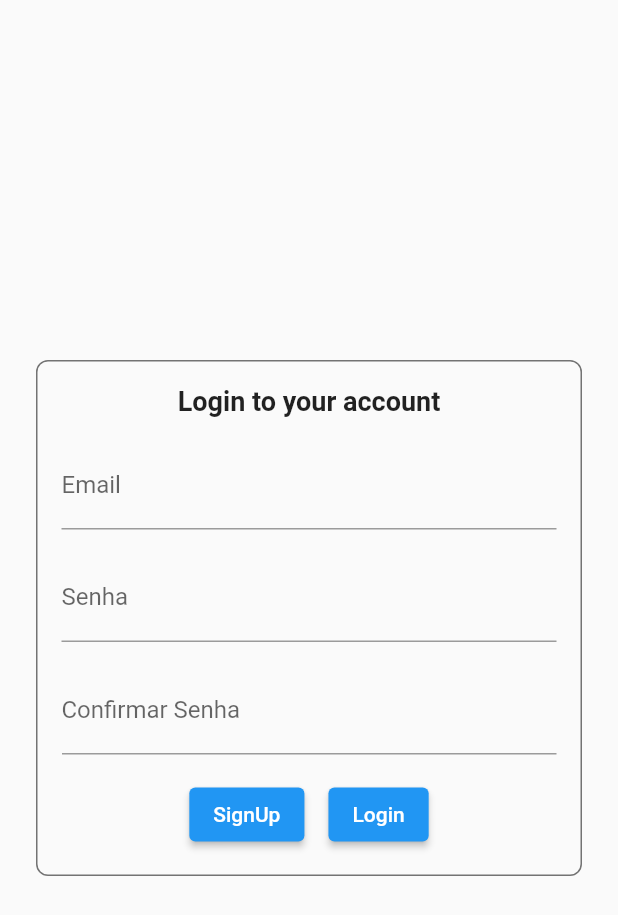
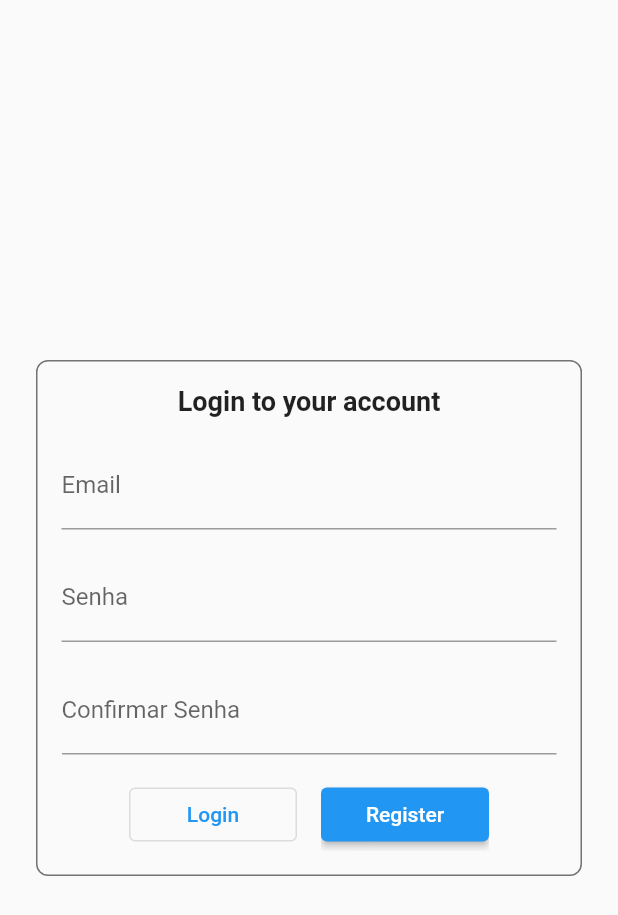
Before and after one commit to danieldsiqueira/ApiTest, a Flutter app: the screen it shows after launch, after a tap on "SignUp", on a phone screen of 412 x 824 dp. Shown: the top 915 px of the screen. Run offline on Flutter 3.47's test engine with Material 2 defaults, Android fonts, the phone set to English and light mode, and no system bars; our stand-ins replace connectivity_plus, flutter_dotenv, flutter_mobx, get_it, mobx, shared_preferences; generated files the repository leaves out were written again.

Commit message:
login and signUp working

```diff
--- a/lib/authentication/ui/login_view/login_view.dart
+++ b/lib/authentication/ui/login_view/login_view.dart
@@ -2,8 +2,10 @@ import 'package:flutter/material.dart';
 import 'package:flutter_mobx/flutter_mobx.dart';
 import 'package:get_it/get_it.dart';
 import 'package:provider/provider.dart';
+import 'package:teste_01/authentication/errors/auth_exception.dart';
 import 'package:teste_01/authentication/ui/login_view/login_view_controller.dart';
 import 'package:teste_01/common/widgets/custom_text_form_field.dart';
+import 'package:teste_01/ui/home_view/home_view.dart';
 
 class LoginView extends StatefulWidget {
   static const route = 'loginView';
@@ -57,42 +59,20 @@ class _LoginViewState extends State<LoginView>
                           labelText: 'Senha',
                           errorText: vm.errorPasswordMessage,
                         ),
-                        AnimatedCrossFade(
-                          duration: const Duration(milliseconds: 300),
-                          firstCurve: Curves.easeInOutExpo,
-                          crossFadeState: vm.isSignUp
-                              ? CrossFadeState.showFirst
-                              : CrossFadeState.showSecond,
-                          secondChild: Container(),
-                          firstChild: Padding(
-                            padding: const EdgeInsets.only(top: 16),
-                            child: CustomTextFormField(
-                              onChanged: (value) => vm.confirmPassword = value,
-                              obscureText: true,
-                              labelText: 'Confirmar Senha',
-                              errorText: vm.errorConfirmPassword,
-                            ),
-                          ),
-                        ),
+                        const _AnimatedCrossFadeConfirmPassword(),
                         const SizedBox(
                           height: 16,
                         ),
                         Row(
                           mainAxisAlignment: MainAxisAlignment.center,
-                          children: [
-                            ElevatedButton(
-                              onPressed: () {
-                                vm.toggleSignUp();
-                              },
-                              child: const Text('SignUp'),
-                            ),
-                            const SizedBox(
+                          children: const [
+                            _AnimatedCrossFadeElevatedButton(
+                                isSignUpButton: true),
+                            SizedBox(
                               width: 16,
                             ),
-                            ElevatedButton(
-                              onPressed: () {},
-                              child: const Text('Login'),
-                            ),
+                            _AnimatedCrossFadeElevatedButton(
+                                isSignUpButton: false),
                           ],
                         )
                       ]));
@@ -103,3 +83,109 @@ class _LoginViewState extends State<LoginView>
         });
   }
 }
+
+class _AnimatedCrossFadeConfirmPassword extends StatelessWidget {
+  const _AnimatedCrossFadeConfirmPassword({
+    Key? key,
+  }) : super(key: key);
+
+  @override
+  Widget build(BuildContext context) {
+    final vm = Provider.of<LoginViewController>(context);
+
+    return Observer(builder: (context) {
+      return AnimatedCrossFade(
+        duration: const Duration(milliseconds: 300),
+        firstCurve: Curves.easeInOutExpo,
+        crossFadeState:
+            vm.isSignUp ? CrossFadeState.showFirst : CrossFadeState.showSecond,
+        secondChild: Container(),
+        firstChild: Padding(
+          padding: const EdgeInsets.only(top: 16),
+          child: CustomTextFormField(
+            onChanged: (value) => vm.confirmPassword = value,
+            obscureText: true,
+            labelText: 'Confirmar Senha',
+            errorText: vm.errorConfirmPassword,
+          ),
+        ),
+      );
+    });
+  }
+}
+
+class _AnimatedCrossFadeElevatedButton extends StatelessWidget {
+  final bool isSignUpButton;
+
+  const _AnimatedCrossFadeElevatedButton({
+    required this.isSignUpButton,
+    Key? key,
+  }) : super(key: key);
+
+  @override
+  Widget build(BuildContext context) {
+    final vm = Provider.of<LoginViewController>(context, listen: false);
+
+    return Observer(builder: (context) {
+      return AnimatedCrossFade(
+        duration: const Duration(milliseconds: 300),
+        firstCurve: Curves.easeInOutExpo,
+        crossFadeState:
+            vm.isSignUp ? CrossFadeState.showFirst : CrossFadeState.showSecond,
+        firstChild: isSignUpButton
+            ? OutlinedButton(
+                onPressed: () {
+                  vm.toggleSignUp();
+                },
+                child: const SizedBox(
+                    width: 80,
+                    child: Center(
+                      child: Text('Login'),
+                    )),
+              )
+            : ElevatedButton(
+                onPressed: () => _tryAuthFunction(context, signUp: true),
+                child: const SizedBox(
+                    width: 80,
+                    child: Center(
+                      child: Text('Register'),
+                    )),
+              ),
+        secondChild: isSignUpButton
+            ? OutlinedButton(
+                onPressed: () {
+                  vm.toggleSignUp();
+                },
+                child: const SizedBox(
+                    width: 80,
+                    child: Center(
+                      child: Text('SignUp'),
+                    )),
+              )
+            : ElevatedButton(
+                onPressed: () => _tryAuthFunction(context, signUp: false),
+                child: const SizedBox(
+                    width: 80,
+                    child: Center(
+                      child: Text('Login'),
+                    )),
+              ),
+      );
+    });
+  }
+
+  void _tryAuthFunction(BuildContext context, {required bool signUp}) {
+    final vm = Provider.of<LoginViewController>(context, listen: false);
+    try {
+      signUp ? vm.signUser() : vm.loginUser();
+      Navigator.of(context).pushReplacementNamed(HomeView.route);
+    } on AuthException catch (ex) {
+      showDialog(
+          context: context,
+          builder: (context) => AlertDialog(
+                title: const Text('Error'),
+                content: Text(ex.toString()),
+              ));
+    }
+  }
+}
--- a/lib/common/common_scope.dart
+++ b/lib/common/common_scope.dart
@@ -3,6 +3,7 @@ import 'package:get_it/get_it.dart';
 import 'package:shared_preferences/shared_preferences.dart';
 import 'package:teste_01/authentication/commands/login_user_command.dart';
 import 'package:teste_01/authentication/commands/sign_user_command.dart';
+import 'package:teste_01/authentication/infra/data/customer_repository.dart';
 import 'package:teste_01/authentication/infra/data/user_repository_local.dart';
 import 'package:teste_01/authentication/ui/login_view/login_view_controller.dart';
 import 'package:teste_01/common/model/environment.dart';
@@ -19,6 +20,7 @@ Future<void> initCommonScope() async {
     return await SharedPreferences.getInstance();
   });
   c.registerLazySingleton(() => CryptoService());
+  c.registerLazySingleton(() => CustomerRepository());
 
   c.registerLazySingleton(() => ConnectionController());
   c.registerFactory(() => LoginViewController());
```
Also changed, not shown: lib/authentication/commands/login_user_command.dart (+7 -9 lines), lib/authentication/commands/sign_user_command.dart (+11 -9 lines), lib/authentication/infra/data/user_repository_local.dart (+27 -3 lines), lib/authentication/init_user_scope.dart (deleted, +0 -20 lines), lib/authentication/login_scope.dart (added, +24 -0 lines), lib/authentication/ui/login_view/login_view_controller.dart (+10 -1 lines), lib/ui/home_view/home_view.dart (+10 -8 lines).
